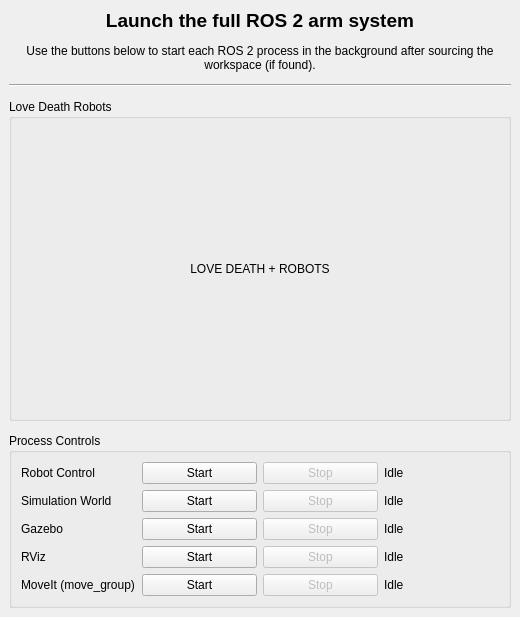
First picture: the form in src/tools/arm_gui_tools/ui/full_system_launcher.ui, repository LD-Robots/ldr-harambe-arms-sim2real, before the edit.
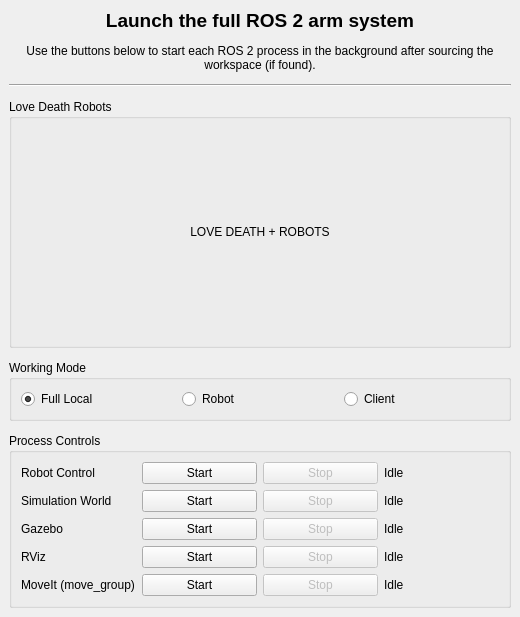
Second picture: the form after the edit.

Commit message:
Add working mode system (Full Local, Robot, Client) to GUI launcher
Introduce 3 radio-button modes that enforce a sequential start/stop
order with 5-second unlock delays between dependency tiers.
Mode switching is blocked while any process is still running

The edit to the form file:
```diff
--- a/src/tools/arm_gui_tools/ui/full_system_launcher.ui
+++ b/src/tools/arm_gui_tools/ui/full_system_launcher.ui
@@ -92,6 +92,39 @@
                         </layout>
                     </widget>
                 </item>
+                <item>
+                    <widget class="QGroupBox" name="group_mode">
+                        <property name="title">
+                            <string>Working Mode</string>
+                        </property>
+                        <layout class="QHBoxLayout" name="horizontalLayout_mode">
+                            <item>
+                                <widget class="QRadioButton" name="radio_full_local">
+                                    <property name="text">
+                                        <string>Full Local</string>
+                                    </property>
+                                    <property name="checked">
+                                        <bool>true</bool>
+                                    </property>
+                                </widget>
+                            </item>
+                            <item>
+                                <widget class="QRadioButton" name="radio_robot">
+                                    <property name="text">
+                                        <string>Robot</string>
+                                    </property>
+                                </widget>
+                            </item>
+                            <item>
+                                <widget class="QRadioButton" name="radio_client">
+                                    <property name="text">
+                                        <string>Client</string>
+                                    </property>
+                                </widget>
+                            </item>
+                        </layout>
+                    </widget>
+                </item>
                 <item>
                     <widget class="QGroupBox" name="group_processes">
                         <property name="title">
```
The commit also changes 1 other file.
